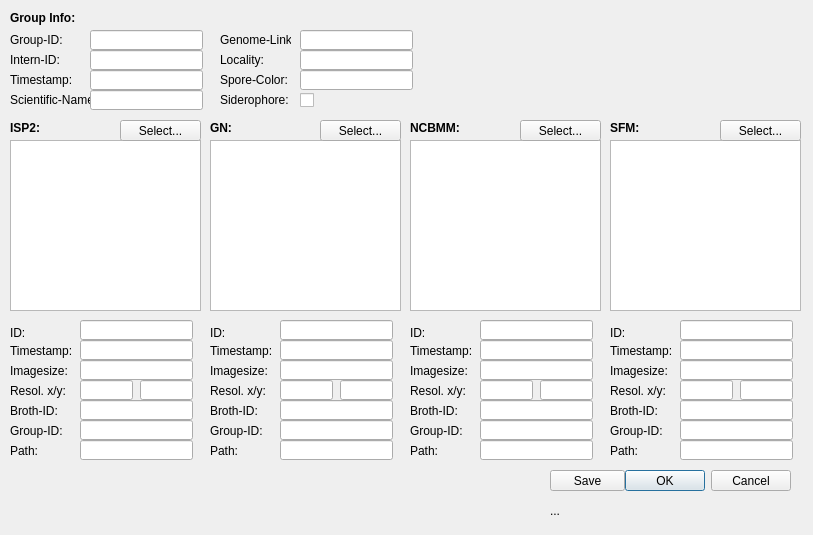
The window that StreptoDB/MultiUploadDialog.ui (alexjanssen/StreptoDB) describes before a commit, drawn with Qt 5.
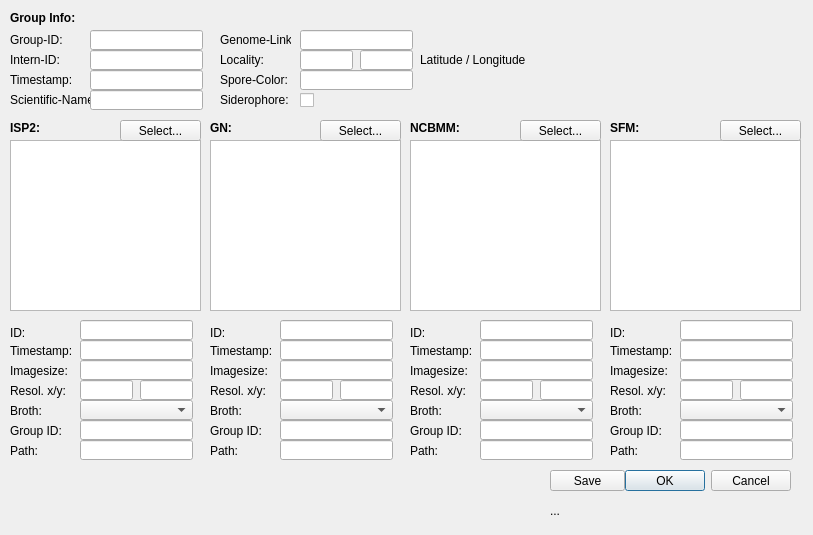
The same window after the commit.

What changed in the file:
```diff
--- a/StreptoDB/MultiUploadDialog.ui
+++ b/StreptoDB/MultiUploadDialog.ui
@@ -260,7 +260,7 @@
     <rect>
      <x>300</x>
      <y>50</y>
-     <width>113</width>
+     <width>53</width>
      <height>20</height>
     </rect>
    </property>
@@ -308,7 +308,7 @@
     </rect>
    </property>
    <property name="text">
-    <string>Group-ID:</string>
+    <string>Group ID:</string>
    </property>
   </widget>
   <widget class="QLabel" name="label_8">
@@ -350,26 +350,6 @@
     <string>Timestamp:</string>
    </property>
   </widget>
-  <widget class="QLineEdit" name="line_brothID">
-   <property name="geometry">
-    <rect>
-     <x>80</x>
-     <y>400</y>
-     <width>113</width>
-     <height>20</height>
-    </rect>
-   </property>
-  </widget>
-  <widget class="QLineEdit" name="line_groupID">
-   <property name="geometry">
-    <rect>
-     <x>80</x>
-     <y>420</y>
-     <width>113</width>
-     <height>20</height>
-    </rect>
-   </property>
-  </widget>
   <widget class="QLineEdit" name="line_resolution_x">
    <property name="geometry">
     <rect>
@@ -390,7 +370,7 @@
     </rect>
    </property>
    <property name="text">
-    <string>Broth-ID:</string>
+    <string>Broth:</string>
    </property>
   </widget>
   <widget class="QLineEdit" name="line_imgSize">
@@ -482,7 +462,7 @@
     </rect>
    </property>
    <property name="text">
-    <string>Broth-ID:</string>
+    <string>Broth:</string>
    </property>
   </widget>
   <widget class="QLabel" name="label_15">
@@ -498,16 +478,6 @@
     <string>ID:</string>
    </property>
   </widget>
-  <widget class="QLineEdit" name="line_brothID_2">
-   <property name="geometry">
-    <rect>
-     <x>280</x>
-     <y>400</y>
-     <width>113</width>
-     <height>20</height>
-    </rect>
-   </property>
-  </widget>
   <widget class="QLineEdit" name="line_imgSize_2">
    <property name="geometry">
     <rect>
@@ -561,7 +531,7 @@
     </rect>
    </property>
    <property name="text">
-    <string>Group-ID:</string>
+    <string>Group ID:</string>
    </property>
   </widget>
   <widget class="QLabel" name="label_19">
@@ -577,16 +547,6 @@
     <string>Resol. x/y:</string>
    </property>
   </widget>
-  <widget class="QLineEdit" name="line_groupID_2">
-   <property name="geometry">
-    <rect>
-     <x>280</x>
-     <y>420</y>
-     <width>113</width>
-     <height>20</height>
-    </rect>
-   </property>
-  </widget>
   <widget class="QLabel" name="label_28">
    <property name="geometry">
     <rect>
@@ -633,7 +593,7 @@
     </rect>
    </property>
    <property name="text">
-    <string>Broth-ID:</string>
+    <string>Broth:</string>
    </property>
   </widget>
   <widget class="QLabel" name="label_31">
@@ -649,16 +609,6 @@
     <string>ID:</string>
    </property>
   </widget>
-  <widget class="QLineEdit" name="line_brothID_3">
-   <property name="geometry">
-    <rect>
-     <x>480</x>
-     <y>400</y>
-     <width>113</width>
-     <height>20</height>
-    </rect>
-   </property>
-  </widget>
   <widget class="QLineEdit" name="line_imgSize_3">
    <property name="geometry">
     <rect>
@@ -712,7 +662,7 @@
     </rect>
    </property>
    <property name="text">
-    <string>Group-ID:</string>
+    <string>Group ID:</string>
    </property>
   </widget>
   <widget class="QLabel" name="label_34">
@@ -728,16 +678,6 @@
     <string>Resol. x/y:</string>
    </property>
   </widget>
-  <widget class="QLineEdit" name="line_groupID_3">
-   <property name="geometry">
-    <rect>
-     <x>480</x>
-     <y>420</y>
-     <width>113</width>
-     <height>20</height>
-    </rect>
-   </property>
-  </widget>
   <widget class="QLabel" name="label_35">
    <property name="geometry">
     <rect>
@@ -784,7 +724,7 @@
     </rect>
    </property>
    <property name="text">
-    <string>Broth-ID:</string>
+    <string>Broth:</string>
    </property>
   </widget>
   <widget class="QLabel" name="label_38">
@@ -800,16 +740,6 @@
     <string>ID:</string>
    </property>
   </widget>
-  <widget class="QLineEdit" name="line_brothID_4">
-   <property name="geometry">
-    <rect>
-     <x>680</x>
-     <y>400</y>
-     <width>113</width>
-     <height>20</height>
-    </rect>
-   </property>
-  </widget>
   <widget class="QLineEdit" name="line_imgSize_4">
    <property name="geometry">
     <rect>
@@ -863,7 +793,7 @@
     </rect>
    </property>
    <property name="text">
-    <string>Group-ID:</string>
+    <string>Group ID:</string>
    </property>
   </widget>
   <widget class="QLabel" name="label_41">
@@ -879,16 +809,6 @@
     <string>Resol. x/y:</string>
    </property>
   </widget>
-  <widget class="QLineEdit" name="line_groupID_4">
-   <property name="geometry">
-    <rect>
-     <x>680</x>
-     <y>420</y>
-     <width>113</width>
-     <height>20</height>
-    </rect>
-   </property>
-  </widget>
   <widget class="QPushButton" name="pushButton">
    <property name="geometry">
     <rect>
@@ -1113,6 +1033,109 @@
     <string>...</string>
    </property>
   </widget>
+  <widget class="QLabel" name="label_46">
+   <property name="geometry">
+    <rect>
+     <x>420</x>
+     <y>50</y>
+     <width>111</width>
+     <height>20</height>
+    </rect>
+   </property>
+   <property name="text">
+    <string>Latitude / Longitude</string>
+   </property>
+  </widget>
+  <widget class="QLineEdit" name="line_locality_2">
+   <property name="geometry">
+    <rect>
+     <x>360</x>
+     <y>50</y>
+     <width>53</width>
+     <height>20</height>
+    </rect>
+   </property>
+  </widget>
+  <widget class="QComboBox" name="comboBox_broth">
+   <property name="geometry">
+    <rect>
+     <x>80</x>
+     <y>400</y>
+     <width>113</width>
+     <height>20</height>
+    </rect>
+   </property>
+  </widget>
+  <widget class="QComboBox" name="comboBox_broth_2">
+   <property name="geometry">
+    <rect>
+     <x>280</x>
+     <y>400</y>
+     <width>113</width>
+     <height>20</height>
+    </rect>
+   </property>
+  </widget>
+  <widget class="QComboBox" name="comboBox_broth_3">
+   <property name="geometry">
+    <rect>
+     <x>480</x>
+     <y>400</y>
+     <width>113</width>
+     <height>20</height>
+    </rect>
+   </property>
+  </widget>
+  <widget class="QComboBox" name="comboBox_broth_4">
+   <property name="geometry">
+    <rect>
+     <x>680</x>
+     <y>400</y>
+     <width>113</width>
+     <height>20</height>
+    </rect>
+   </property>
+  </widget>
+  <widget class="QLineEdit" name="line_groupID">
+   <property name="geometry">
+    <rect>
+     <x>80</x>
+     <y>420</y>
+     <width>113</width>
+     <height>20</height>
+    </rect>
+   </property>
+  </widget>
+  <widget class="QLineEdit" name="line_groupID_2">
+   <property name="geometry">
+    <rect>
+     <x>280</x>
+     <y>420</y>
+     <width>113</width>
+     <height>20</height>
+    </rect>
+   </property>
+  </widget>
+  <widget class="QLineEdit" name="line_groupID_3">
+   <property name="geometry">
+    <rect>
+     <x>480</x>
+     <y>420</y>
+     <width>113</width>
+     <height>20</height>
+    </rect>
+   </property>
+  </widget>
+  <widget class="QLineEdit" name="line_groupID_4">
+   <property name="geometry">
+    <rect>
+     <x>680</x>
+     <y>420</y>
+     <width>113</width>
+     <height>20</height>
+    </rect>
+   </property>
+  </widget>
  </widget>
  <resources/>
  <connections>
```
